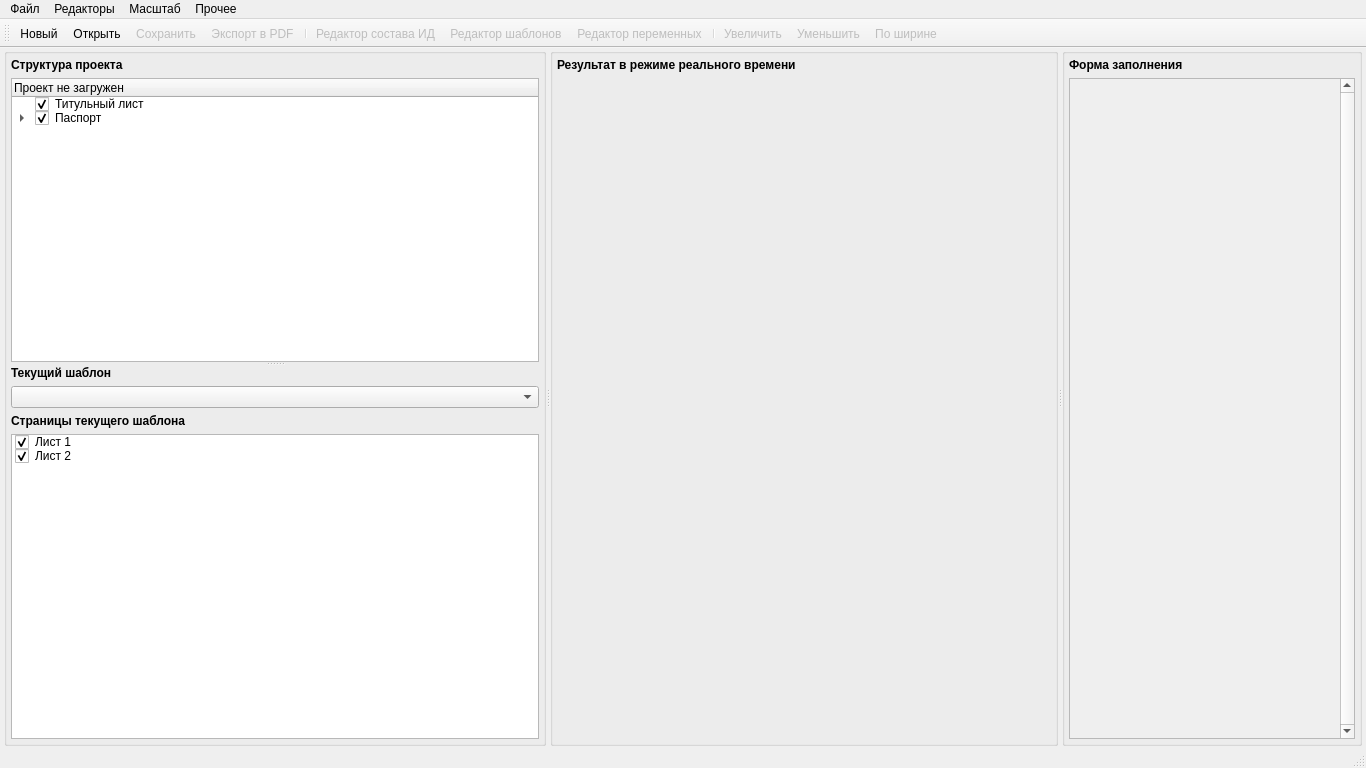
First picture: the form in designer/mainwindow.ui, repository Artemako/auto-exec-doc, before the edit.
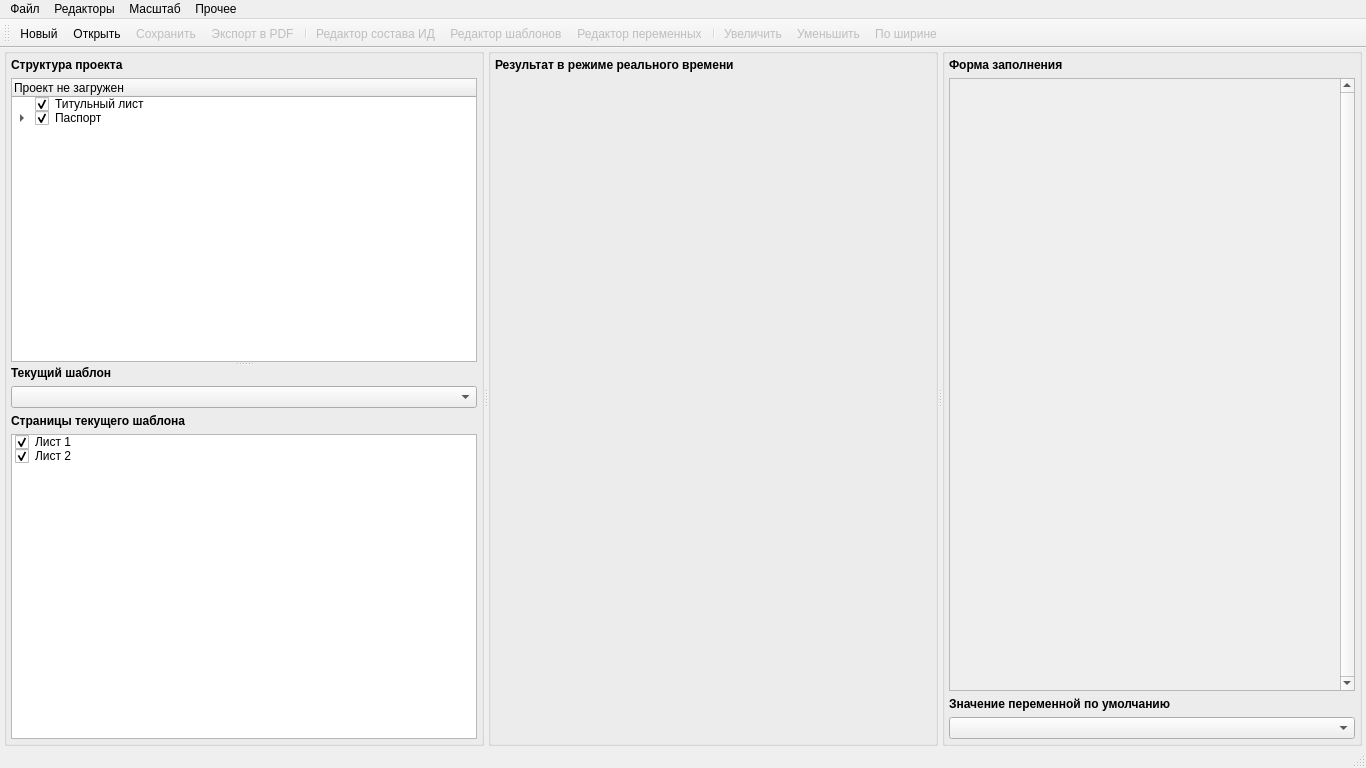
Second picture: the form after the edit. Icons and pictures are not drawn. Custom widgets are drawn as their Qt base class.

What changed in the file:
```diff
--- a/designer/mainwindow.ui
+++ b/designer/mainwindow.ui
@@ -244,7 +244,7 @@
          <height>0</height>
         </size>
        </property>
-       <layout class="QVBoxLayout" name="verticalLayout_4" stretch="0,1">
+       <layout class="QVBoxLayout" name="verticalLayout_4" stretch="0,1,0,0">
         <property name="leftMargin">
          <number>4</number>
         </property>
@@ -296,7 +296,7 @@
              <x>0</x>
              <y>0</y>
              <width>271</width>
-             <height>657</height>
+             <height>607</height>
             </rect>
            </property>
            <property name="mouseTracking">
@@ -322,6 +322,16 @@
           </widget>
          </widget>
         </item>
+        <item>
+         <widget class="QLabel" name="label_default">
+          <property name="text">
+           <string>&lt;html&gt;&lt;head/&gt;&lt;body&gt;&lt;p&gt;&lt;span style=&quot; font-weight:700;&quot;&gt;Значение переменной по умолчанию&lt;/span&gt;&lt;/p&gt;&lt;/body&gt;&lt;/html&gt;</string>
+          </property>
+         </widget>
+        </item>
+        <item>
+         <widget class="QComboBox" name="combox_default"/>
+        </item>
        </layout>
       </widget>
      </widget>
```
